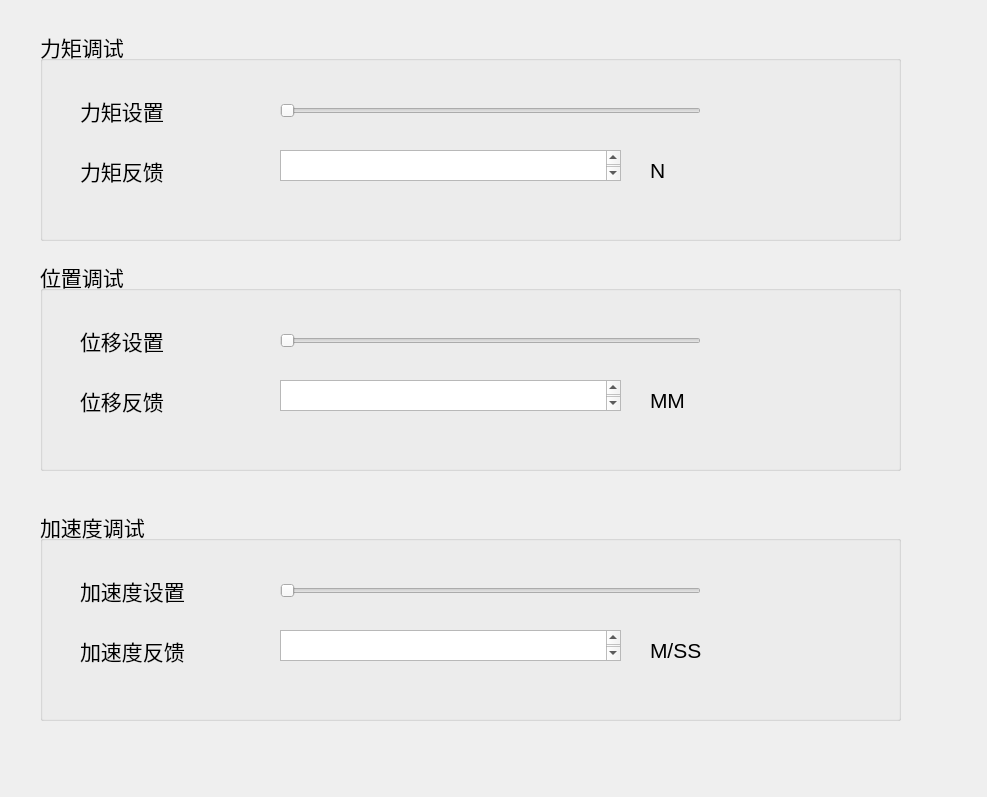
jinyun1984/TestSystem_HB, file Pedal_Robots/devdebug.ui: the form before one commit.
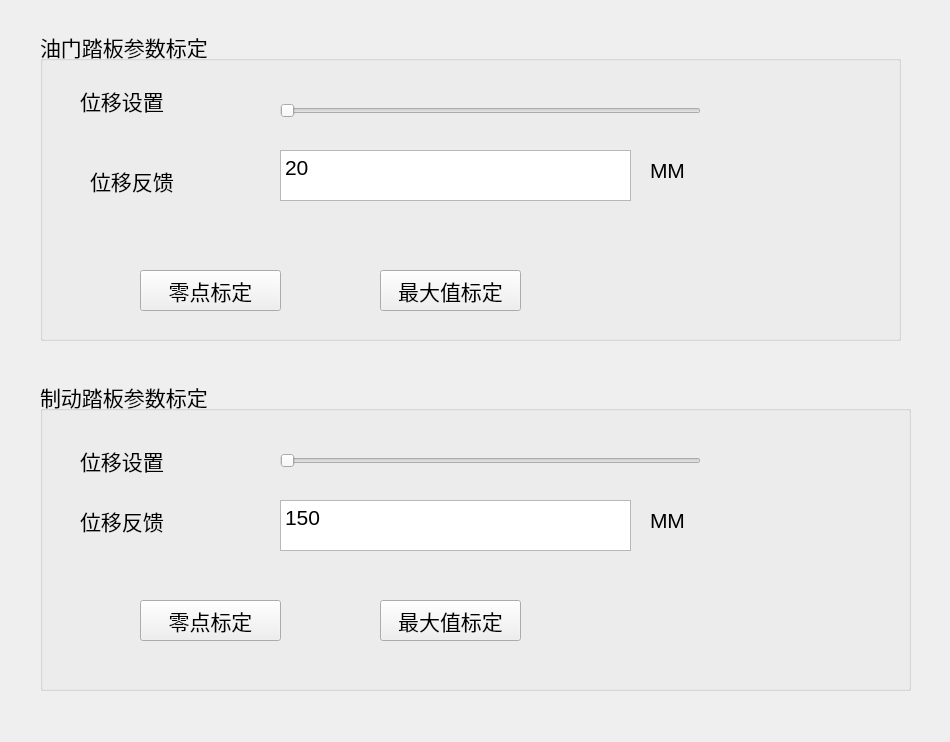
The form after the commit.

Commit message: 按新需求-只有位移控制修改

Diff of the .ui file:
```diff
--- a/Pedal_Robots/devdebug.ui
+++ b/Pedal_Robots/devdebug.ui
@@ -6,8 +6,8 @@
    <rect>
     <x>0</x>
     <y>0</y>
-    <width>987</width>
-    <height>797</height>
+    <width>950</width>
+    <height>742</height>
    </rect>
   </property>
   <property name="windowTitle">
@@ -19,7 +19,7 @@
      <x>40</x>
      <y>30</y>
      <width>861</width>
-     <height>211</height>
+     <height>311</height>
     </rect>
    </property>
    <property name="font">
@@ -29,27 +29,8 @@
     </font>
    </property>
    <property name="title">
-    <string>力矩调试</string>
+    <string>油门踏板参数标定</string>
    </property>
-   <widget class="QLabel" name="label">
-    <property name="geometry">
-     <rect>
-      <x>40</x>
-      <y>60</y>
-      <width>151</width>
-      <height>41</height>
-     </rect>
-    </property>
-    <property name="font">
-     <font>
-      <family>Arial</family>
-      <pointsize>16</pointsize>
-     </font>
-    </property>
-    <property name="text">
-     <string>力矩设置</string>
-    </property>
-   </widget>
    <widget class="QSlider" name="horizontalSlider">
     <property name="geometry">
      <rect>
@@ -63,34 +44,22 @@
      <enum>Qt::Horizontal</enum>
     </property>
    </widget>
-   <widget class="QLabel" name="label_2">
-    <property name="geometry">
-     <rect>
-      <x>40</x>
-      <y>120</y>
-      <width>151</width>
-      <height>41</height>
-     </rect>
-    </property>
-    <property name="font">
-     <font>
-      <family>Arial</family>
-      <pointsize>16</pointsize>
-     </font>
-    </property>
-    <property name="text">
-     <string>力矩反馈</string>
-    </property>
-   </widget>
    <widget class="QTextEdit" name="textEdit">
     <property name="geometry">
      <rect>
       <x>240</x>
       <y>120</y>
-      <width>341</width>
-      <height>31</height>
+      <width>351</width>
+      <height>51</height>
      </rect>
     </property>
+    <property name="html">
+     <string>&lt;!DOCTYPE HTML PUBLIC &quot;-//W3C//DTD HTML 4.0//EN&quot; &quot;http://www.w3.org/TR/REC-html40/strict.dtd&quot;&gt;
+&lt;html&gt;&lt;head&gt;&lt;meta name=&quot;qrichtext&quot; content=&quot;1&quot; /&gt;&lt;style type=&quot;text/css&quot;&gt;
+p, li { white-space: pre-wrap; }
+&lt;/style&gt;&lt;/head&gt;&lt;body style=&quot; font-family:'Arial'; font-size:16pt; font-weight:400; font-style:normal;&quot;&gt;
+&lt;p style=&quot; margin-top:0px; margin-bottom:0px; margin-left:0px; margin-right:0px; -qt-block-indent:0; text-indent:0px;&quot;&gt;20&lt;/p&gt;&lt;/body&gt;&lt;/html&gt;</string>
+    </property>
    </widget>
    <widget class="QLabel" name="label_3">
     <property name="geometry">
@@ -102,7 +71,71 @@
      </rect>
     </property>
     <property name="text">
-     <string>N</string>
+     <string>MM</string>
+    </property>
+   </widget>
+   <widget class="QLabel" name="label_7">
+    <property name="geometry">
+     <rect>
+      <x>40</x>
+      <y>50</y>
+      <width>151</width>
+      <height>41</height>
+     </rect>
+    </property>
+    <property name="font">
+     <font>
+      <family>Arial</family>
+      <pointsize>16</pointsize>
+     </font>
+    </property>
+    <property name="text">
+     <string>位移设置</string>
+    </property>
+   </widget>
+   <widget class="QLabel" name="label_8">
+    <property name="geometry">
+     <rect>
+      <x>50</x>
+      <y>130</y>
+      <width>151</width>
+      <height>41</height>
+     </rect>
+    </property>
+    <property name="font">
+     <font>
+      <family>Arial</family>
+      <pointsize>16</pointsize>
+     </font>
+    </property>
+    <property name="text">
+     <string>位移反馈</string>
+    </property>
+   </widget>
+   <widget class="QPushButton" name="pushButton">
+    <property name="geometry">
+     <rect>
+      <x>100</x>
+      <y>240</y>
+      <width>141</width>
+      <height>41</height>
+     </rect>
+    </property>
+    <property name="text">
+     <string>零点标定</string>
+    </property>
+   </widget>
+   <widget class="QPushButton" name="pushButton_2">
+    <property name="geometry">
+     <rect>
+      <x>340</x>
+      <y>240</y>
+      <width>141</width>
+      <height>41</height>
+     </rect>
+    </property>
+    <property name="text">
+     <string>最大值标定</string>
     </property>
    </widget>
   </widget>
@@ -110,9 +143,9 @@
    <property name="geometry">
     <rect>
      <x>40</x>
-     <y>260</y>
-     <width>861</width>
-     <height>211</height>
+     <y>380</y>
+     <width>871</width>
+     <height>311</height>
     </rect>
    </property>
    <property name="font">
@@ -122,7 +155,7 @@
     </font>
    </property>
    <property name="title">
-    <string>位置调试</string>
+    <string>制动踏板参数标定</string>
    </property>
    <widget class="QLabel" name="label_4">
     <property name="geometry">
@@ -180,10 +213,17 @@
      <rect>
       <x>240</x>
       <y>120</y>
-      <width>341</width>
-      <height>31</height>
+      <width>351</width>
+      <height>51</height>
      </rect>
     </property>
+    <property name="html">
+     <string>&lt;!DOCTYPE HTML PUBLIC &quot;-//W3C//DTD HTML 4.0//EN&quot; &quot;http://www.w3.org/TR/REC-html40/strict.dtd&quot;&gt;
+&lt;html&gt;&lt;head&gt;&lt;meta name=&quot;qrichtext&quot; content=&quot;1&quot; /&gt;&lt;style type=&quot;text/css&quot;&gt;
+p, li { white-space: pre-wrap; }
+&lt;/style&gt;&lt;/head&gt;&lt;body style=&quot; font-family:'Arial'; font-size:16pt; font-weight:400; font-style:normal;&quot;&gt;
+&lt;p style=&quot; margin-top:0px; margin-bottom:0px; margin-left:0px; margin-right:0px; -qt-block-indent:0; text-indent:0px;&quot;&gt;150&lt;/p&gt;&lt;/body&gt;&lt;/html&gt;</string>
+    </property>
    </widget>
    <widget class="QLabel" name="label_6">
     <property name="geometry">
@@ -198,97 +238,30 @@
      <string>MM</string>
     </property>
    </widget>
-  </widget>
-  <widget class="QGroupBox" name="groupBox_3">
-   <property name="geometry">
-    <rect>
-     <x>40</x>
-     <y>510</y>
-     <width>861</width>
-     <height>211</height>
-    </rect>
-   </property>
-   <property name="font">
-    <font>
-     <family>Arial</family>
-     <pointsize>16</pointsize>
-    </font>
-   </property>
-   <property name="title">
-    <string>加速度调试</string>
-   </property>
-   <widget class="QLabel" name="label_7">
+   <widget class="QPushButton" name="pushButton_4">
     <property name="geometry">
      <rect>
-      <x>40</x>
-      <y>60</y>
-      <width>151</width>
+      <x>340</x>
+      <y>220</y>
+      <width>141</width>
       <height>41</height>
      </rect>
     </property>
-    <property name="font">
-     <font>
-      <family>Arial</family>
-      <pointsize>16</pointsize>
-     </font>
-    </property>
     <property name="text">
-     <string>加速度设置</string>
+     <string>最大值标定</string>
     </property>
    </widget>
-   <widget class="QSlider" name="horizontalSlider_3">
+   <widget class="QPushButton" name="pushButton_3">
     <property name="geometry">
      <rect>
-      <x>240</x>
-      <y>70</y>
-      <width>421</width>
-      <height>22</height>
-     </rect>
-    </property>
-    <property name="orientation">
-     <enum>Qt::Horizontal</enum>
-    </property>
-   </widget>
-   <widget class="QLabel" name="label_8">
-    <property name="geometry">
-     <rect>
-      <x>40</x>
-      <y>120</y>
-      <width>151</width>
+      <x>100</x>
+      <y>220</y>
+      <width>141</width>
       <height>41</height>
      </rect>
     </property>
-    <property name="font">
-     <font>
-      <family>Arial</family>
-      <pointsize>16</pointsize>
-     </font>
-    </property>
     <property name="text">
-     <string>加速度反馈</string>
-    </property>
-   </widget>
-   <widget class="QTextEdit" name="textEdit_3">
-    <property name="geometry">
-     <rect>
-      <x>240</x>
-      <y>120</y>
-      <width>341</width>
-      <height>31</height>
-     </rect>
-    </property>
-   </widget>
-   <widget class="QLabel" name="label_9">
-    <property name="geometry">
-     <rect>
-      <x>610</x>
-      <y>120</y>
-      <width>101</width>
-      <height>41</height>
-     </rect>
-    </property>
-    <property name="text">
-     <string>M/SS</string>
+     <string>零点标定</string>
     </property>
    </widget>
   </widget>
```
The commit also changes 13 other files.
